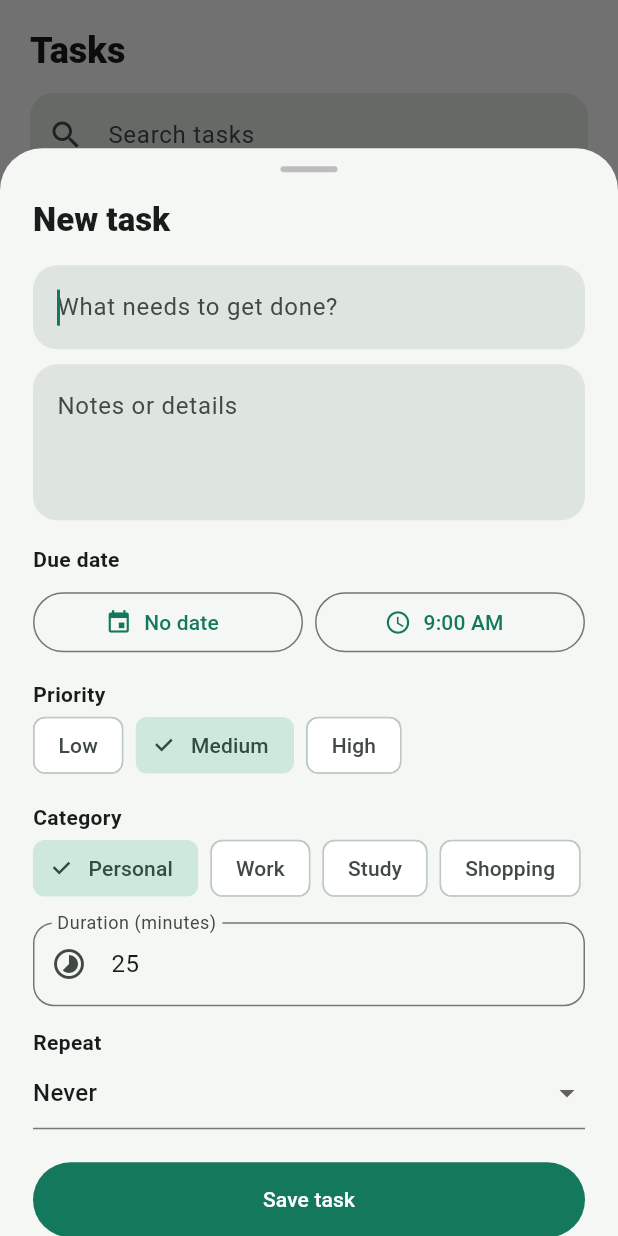
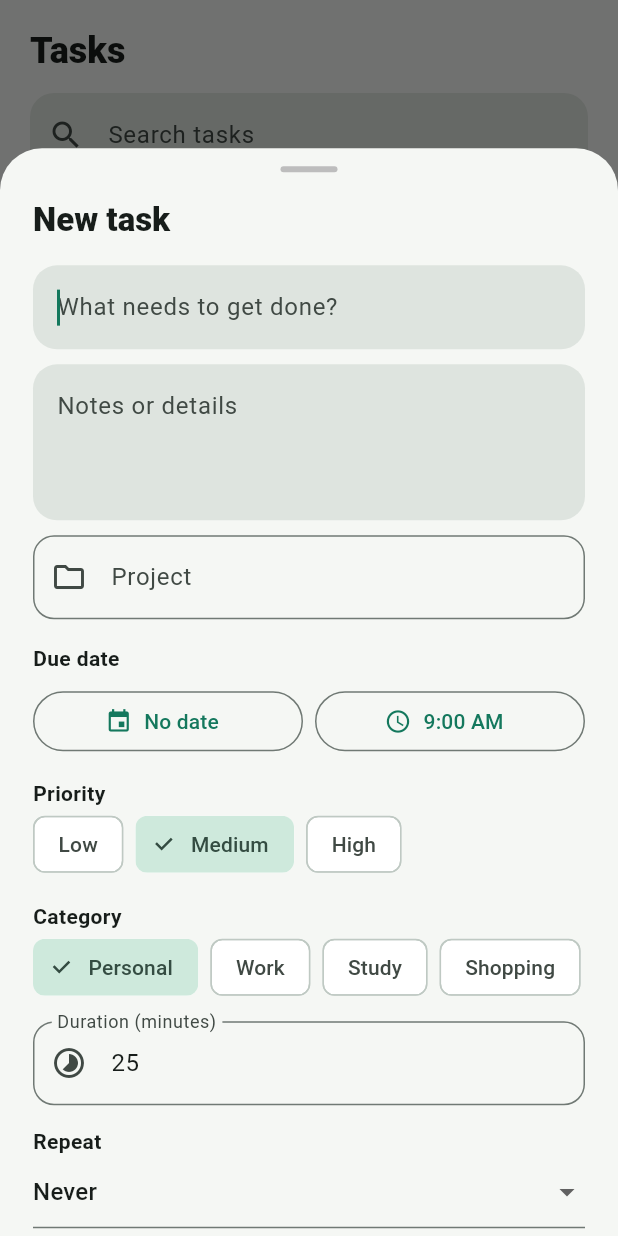
Before and after one commit to anubisland/Smart-ToDo, a Flutter app: the screen it shows after launch, after a tap on "All tasks", after a tap on "Add task", on a phone screen of 412 x 824 dp. Run offline on Flutter 3.47's test engine with Material 3 defaults, Android fonts, the phone set to English and light mode, and no system bars; our stand-ins replace fl_chart, shared_preferences, sqflite, table_calendar; accounts and stored records are empty.

Commit message:
Complete recurring tasks and task details

```diff
--- a/lib/app.dart
+++ b/lib/app.dart
@@ -289,6 +289,10 @@ class _TodoShellState extends State<TodoShell> {
         completedAt: completing ? DateTime.now() : null,
       ),
     );
+    if (completing) {
+      final next = nextOccurrence(task);
+      if (next != null) await save(next);
+    }
   }
 
   Future<void> delete(TodoTask task) async {
@@ -1089,6 +1093,10 @@ class _TaskEditorState extends State<TaskEditor> {
   late final description = TextEditingController(
     text: widget.task?.description ?? '',
   );
+  late final project = TextEditingController(text: widget.task?.project ?? '');
+  late final subtasks = TextEditingController(
+    text: widget.task?.subtasks.join('\n') ?? '',
+  );
   late final duration = TextEditingController(
     text: '${widget.task?.durationMinutes ?? 25}',
   );
@@ -1098,6 +1106,17 @@ class _TaskEditorState extends State<TaskEditor> {
   TaskPriority priority = TaskPriority.medium;
   String category = 'Personal', recurrence = 'none';
   Map<String, String> get s => _words[widget.lang] ?? _words['en']!;
+
+  @override
+  void dispose() {
+    title.dispose();
+    description.dispose();
+    project.dispose();
+    subtasks.dispose();
+    duration.dispose();
+    super.dispose();
+  }
+
   @override
   void initState() {
     super.initState();
@@ -1165,6 +1184,17 @@ class _TaskEditorState extends State<TaskEditor> {
                 border: OutlineInputBorder(
                   borderRadius: BorderRadius.circular(16),
                   borderSide: BorderSide.none,
+                ),
+              ),
+            ),
+            const SizedBox(height: 10),
+            TextField(
+              controller: project,
+              decoration: InputDecoration(
+                labelText: s['project'],
+                prefixIcon: const Icon(Icons.folder_outlined),
+                border: OutlineInputBorder(
+                  borderRadius: BorderRadius.circular(14),
                 ),
               ),
             ),
@@ -1293,6 +1323,22 @@ class _TaskEditorState extends State<TaskEditor> {
                   .toList(),
               onChanged: (v) => setState(() => recurrence = v ?? 'none'),
             ),
+            const SizedBox(height: 14),
+            TextField(
+              controller: subtasks,
+              minLines: 2,
+              maxLines: 4,
+              decoration: InputDecoration(
+                labelText: s['subtasks'],
+                hintText: widget.lang == 'ar'
+                    ? 'مهمة فرعية في كل سطر'
+                    : 'One subtask per line',
+                prefixIcon: const Icon(Icons.format_list_bulleted_rounded),
+                border: OutlineInputBorder(
+                  borderRadius: BorderRadius.circular(14),
+                ),
+              ),
+            ),
             const SizedBox(height: 22),
             FilledButton(
               onPressed: () {
@@ -1317,7 +1363,13 @@ class _TaskEditorState extends State<TaskEditor> {
                     durationMinutes: int.tryParse(duration.text) ?? 25,
                     priority: priority,
                     category: category,
+                    project: project.text.trim(),
                     recurrence: recurrence,
+                    subtasks: subtasks.text
+                        .split('\n')
+                        .map((item) => item.trim())
+                        .where((item) => item.isNotEmpty)
+                        .toList(),
                     completed: widget.task?.completed ?? false,
                     completedAt: widget.task?.completedAt,
                     createdAt: widget.task?.createdAt,
@@ -1364,6 +1416,7 @@ class _FocusScreenState extends State<FocusScreen> with WidgetsBindingObserver {
     final p = await SharedPreferences.getInstance();
     final end = p.getInt('focus_end');
     final m = p.getInt('focus_minutes') ?? 25;
+    phase = p.getString('focus_phase') ?? 'workSession';
     taskId = p.getInt('focus_task');
     remaining = p.getInt('focus_remaining') ?? m * 60;
     if (end != null && end > DateTime.now().millisecondsSinceEpoch) {
@@ -1420,6 +1473,7 @@ class _FocusScreenState extends State<FocusScreen> with WidgetsBindingObserver {
     SharedPreferences.getInstance().then((p) {
       p.setInt('focus_end', deadline!.millisecondsSinceEpoch);
       p.setInt('focus_minutes', minutes);
+      p.setString('focus_phase', phase);
       p.setInt('focus_remaining', remaining);
       if (taskId == null) {
         p.remove('focus_task');
@@ -1580,6 +1634,37 @@ class _FocusScreenState extends State<FocusScreen> with WidgetsBindingObserver {
           child: Wrap(
             spacing: 8,
             children: [
+              for (final option in const {
+                'workSession': 25,
+                'shortBreak': 5,
+                'longBreak': 15,
+              }.entries)
+                ChoiceChip(
+                  label: Text(text(option.key)),
+                  selected: phase == option.key,
+                  onSelected: running
+                      ? null
+                      : (_) {
+                          setState(() {
+                            phase = option.key;
+                            minutes = option.value;
+                            remaining = minutes * 60;
+                          });
+                          SharedPreferences.getInstance().then((p) {
+                            p.setString('focus_phase', phase);
+                            p.setInt('focus_minutes', minutes);
+                            p.setInt('focus_remaining', remaining);
+                          });
+                        },
+                ),
+            ],
+          ),
+        ),
+        const SizedBox(height: 8),
+        Center(
+          child: Wrap(
+            spacing: 8,
+            children: [
               for (final m in [25, 45, 60])
                 ChoiceChip(
                   label: Text('$m ${text('minutes')}'),
@@ -1588,12 +1673,15 @@ class _FocusScreenState extends State<FocusScreen> with WidgetsBindingObserver {
                       ? null
                       : (_) {
                           setState(() {
+                            phase = 'workSession';
                             minutes = m;
                             remaining = m * 60;
                           });
-                          SharedPreferences.getInstance().then(
-                            (p) => p.setInt('focus_minutes', m),
-                          );
+                          SharedPreferences.getInstance().then((p) {
+                            p.setString('focus_phase', 'workSession');
+                            p.setInt('focus_minutes', m);
+                            p.setInt('focus_remaining', m * 60);
+                          });
                         },
                 ),
             ],
```
Also changed, not shown: lib/data/task.dart (+20 -0 lines), 2 other files.
